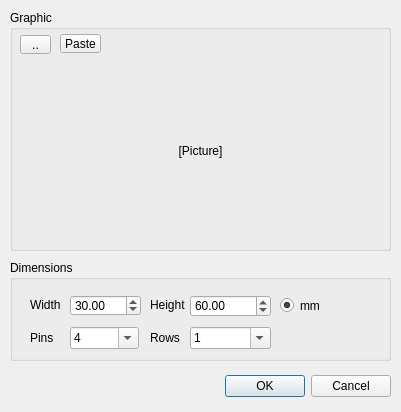
The window that iot-developer/mainwindow/newgraphicitemdialog.ui (clixx-io/clixx.io) describes before a commit, drawn with Qt 5.
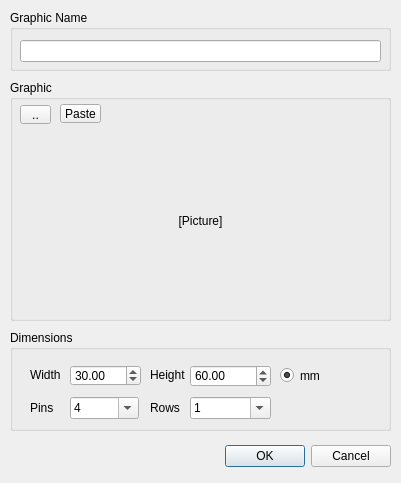
The same window after the commit.

Diff of the .ui file:
```diff
--- a/iot-developer/mainwindow/newgraphicitemdialog.ui
+++ b/iot-developer/mainwindow/newgraphicitemdialog.ui
@@ -10,7 +10,7 @@
     <x>0</x>
     <y>0</y>
     <width>401</width>
-    <height>412</height>
+    <height>483</height>
    </rect>
   </property>
   <property name="windowTitle">
@@ -20,7 +20,7 @@
    <property name="geometry">
     <rect>
      <x>50</x>
-     <y>370</y>
+     <y>440</y>
      <width>341</width>
      <height>32</height>
     </rect>
@@ -36,7 +36,7 @@
    <property name="geometry">
     <rect>
      <x>10</x>
-     <y>10</y>
+     <y>80</y>
      <width>381</width>
      <height>241</height>
     </rect>
@@ -100,7 +100,7 @@
    <property name="geometry">
     <rect>
      <x>10</x>
-     <y>260</y>
+     <y>330</y>
      <width>381</width>
      <height>101</height>
     </rect>
@@ -306,6 +306,29 @@
     </property>
    </widget>
   </widget>
+  <widget class="QGroupBox" name="groupBox_3">
+   <property name="geometry">
+    <rect>
+     <x>10</x>
+     <y>10</y>
+     <width>381</width>
+     <height>61</height>
+    </rect>
+   </property>
+   <property name="title">
+    <string>Graphic Name</string>
+   </property>
+   <widget class="QLineEdit" name="nameLineEdit">
+    <property name="geometry">
+     <rect>
+      <x>10</x>
+      <y>30</y>
+      <width>361</width>
+      <height>22</height>
+     </rect>
+    </property>
+   </widget>
+  </widget>
  </widget>
  <resources/>
  <connections>
```
